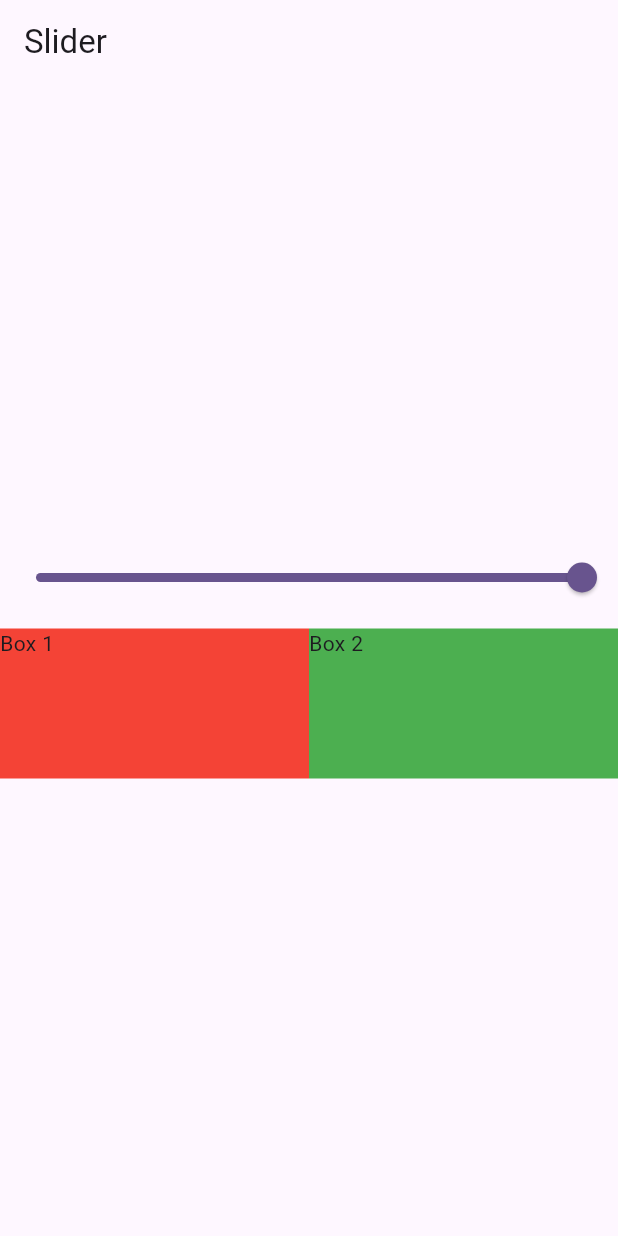
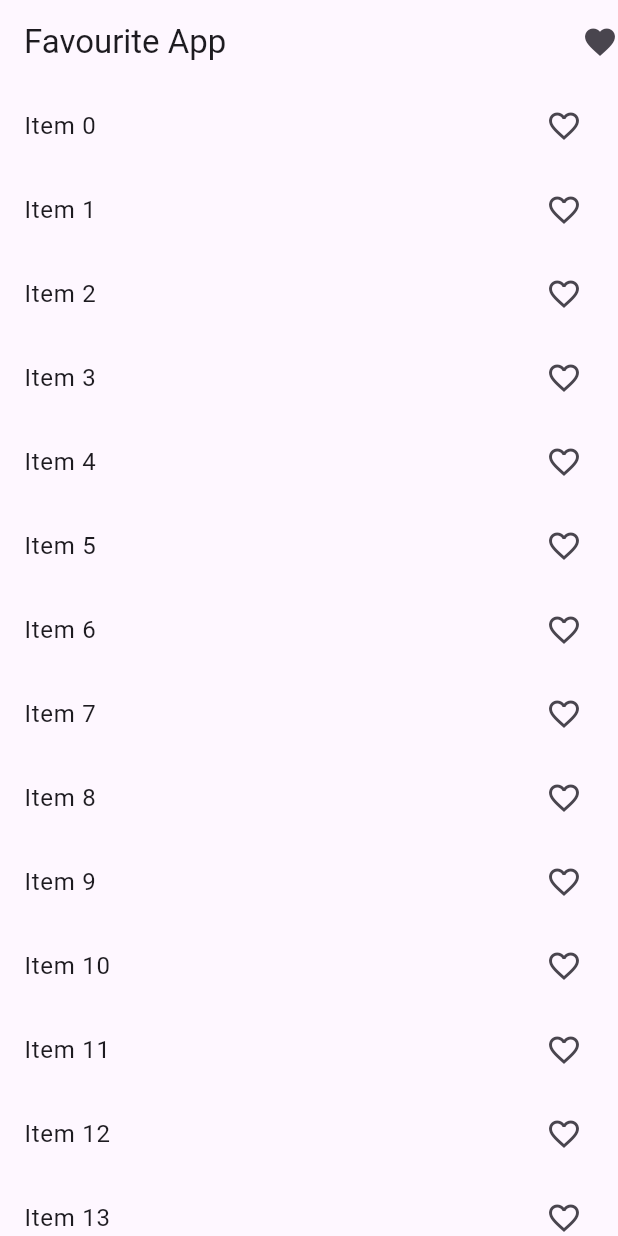
Before and after one commit to Muhammad-Bilal01/learn_flutter_provider, a Flutter app: the screen it shows after launch, on a phone screen of 412 x 824 dp. Run offline on Flutter 3.47's test engine with Material 2 defaults, Android fonts, the light colour scheme and no system bars.

Commit message:
favouriteExample Provider

```diff
--- a/lib/main.dart
+++ b/lib/main.dart
@@ -1,8 +1,8 @@
 import 'package:flutter/material.dart';
 import 'package:learn_flutter_provider/provider/count_provider.dart';
+import 'package:learn_flutter_provider/provider/favourite_provider.dart';
 import 'package:learn_flutter_provider/provider/slider_provider.dart';
-import 'package:learn_flutter_provider/screens/counter_screen.dart';
-import 'package:learn_flutter_provider/screens/slider_screen.dart';
+import 'package:learn_flutter_provider/screens/favourite_view/favourite_screen.dart';
 import 'package:provider/provider.dart';
 
 void main() {
@@ -18,6 +18,7 @@ class MyApp extends StatelessWidget {
       providers: [
         ChangeNotifierProvider(create: (_) => CountProvider()),
         ChangeNotifierProvider(create: (_) => SliderProvider()),
+        ChangeNotifierProvider(create: (_) => FavoriteProvider()),
       ],
       child: MaterialApp(
         title: 'Flutter Demo',
@@ -25,7 +26,7 @@ class MyApp extends StatelessWidget {
           colorScheme: ColorScheme.fromSeed(seedColor: Colors.deepPurple),
           useMaterial3: true,
         ),
-        home: SliderScreen(),
+        home: FavouriteScreen(),
       ),
     );
   }
--- /dev/null
+++ b/lib/provider/favourite_provider.dart
@@ -0,0 +1,22 @@
+import 'package:flutter/foundation.dart';
+
+class FavoriteProvider with ChangeNotifier {
+  List<int> _selectedItems = [];
+
+  List<int> get selctedItems => _selectedItems;
+
+  addItems(item) {
+    _selectedItems.add(item);
+    notifyListeners();
+  }
+
+  removeItems(item) {
+    _selectedItems.remove(item);
+    notifyListeners();
+  }
+
+  removeByValue(value) {
+    _selectedItems.remove(value);
+    notifyListeners();
+  }
+}
--- /dev/null
+++ b/lib/screens/favourite_view/favourite_screen.dart
@@ -0,0 +1,60 @@
+import 'package:flutter/material.dart';
+import 'package:learn_flutter_provider/provider/favourite_provider.dart';
+import 'package:learn_flutter_provider/screens/favourite_view/favourite_items.dart';
+import 'package:provider/provider.dart';
+
+class FavouriteScreen extends StatefulWidget {
+  const FavouriteScreen({super.key});
+
+  @override
+  State<FavouriteScreen> createState() => _FavouriteScreenState();
+}
+
+class _FavouriteScreenState extends State<FavouriteScreen> {
+  @override
+  Widget build(BuildContext context) {
+    // final FavouriteProvider = Provider.of<FavoriteProvider>(context);
+
+    print("Build");
+    return Scaffold(
+      appBar: AppBar(
+        title: Text("Favourite App"),
+        actions: [
+          InkWell(
+              onTap: () {
+                Navigator.of(context).push(MaterialPageRoute(
+                  builder: (context) => FavouriteItems(),
+                ));
+              },
+              child: Icon(Icons.favorite)),
+        ],
+      ),
+      body: Column(
+        children: [
+          Expanded(
+              child: ListView.builder(
+            itemCount: 1000,
+            itemBuilder: (context, index) {
+              return Consumer<FavoriteProvider>(
+                  builder: (context, value, child) {
+                return ListTile(
+                  title: Text("Item $index"),
+                  trailing: Icon(value.selctedItems.contains(index)
+                      ? Icons.favorite
+                      : Icons.favorite_border),
+                  onTap: () {
+                    if (value.selctedItems.contains(index)) {
+                      value.removeItems(index);
+                    } else {
+                      value.addItems(index);
+                    }
+                  },
+                );
+              });
+            },
+          ))
+        ],
+      ),
+    );
+  }
+}
```
Also changed, not shown: lib/screens/favourite_view/favourite_items.dart (added, +36 -0 lines).
